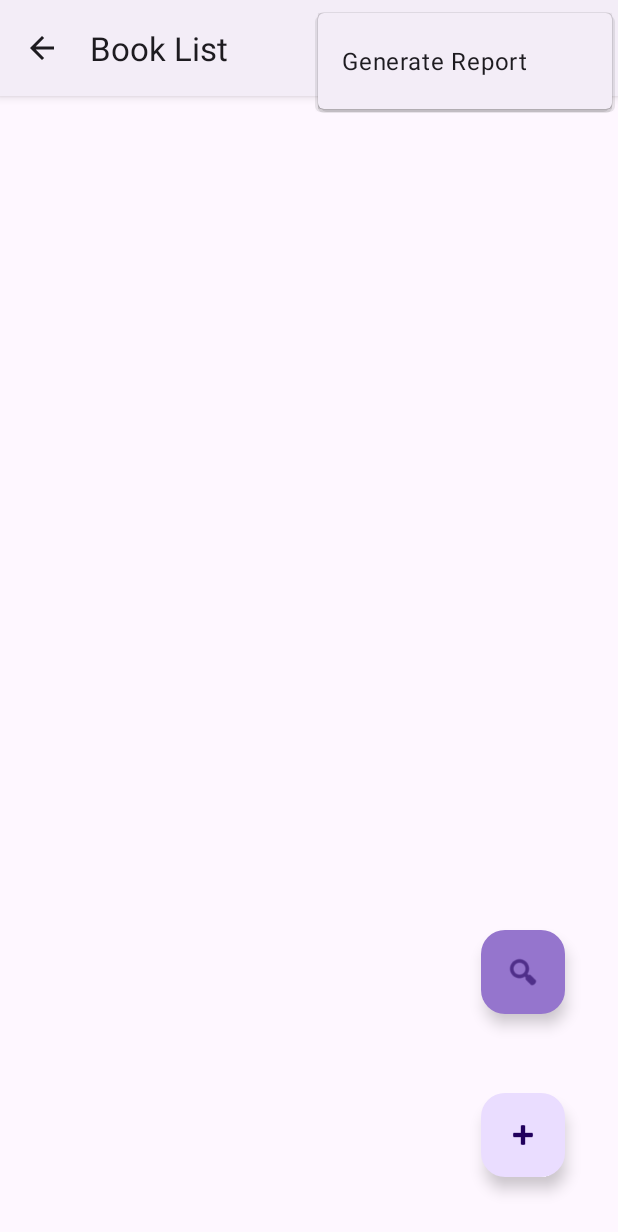
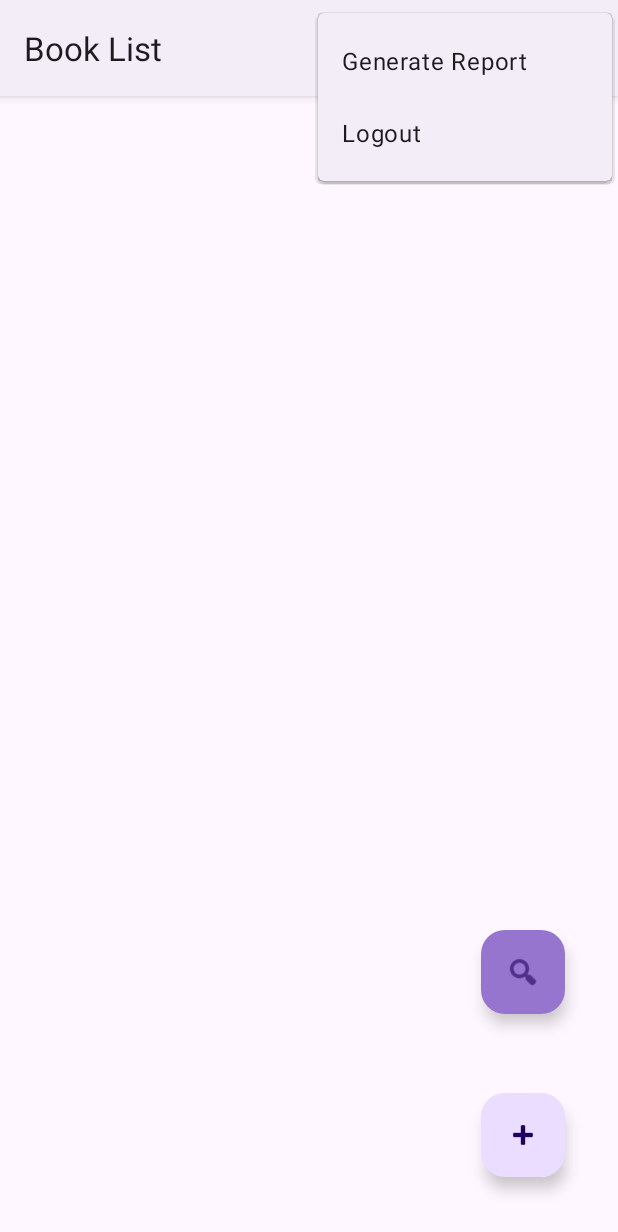
Before and after one commit to nchaney29/d424, an Android app: the BookList screen opened directly, with no data from a screen before it, with the options menu open, on a phone screen of 412 x 824 dp. Shown: the top 1232 px of the screen. Run offline under Robolectric (Android 15) with nearby library versions, the phone set to English and light mode, and no system bars; our stand-ins replace Room's generated code; libraries missing offline, so code that uses them is left out: org.mindrot.jbcrypt.

Commit message:
Fixes login and search methods, general code and UI cleanup

```diff
--- a/app/src/main/AndroidManifest.xml
+++ b/app/src/main/AndroidManifest.xml
@@ -63,7 +63,7 @@
         <activity
             android:name=".UI.ReportPage"
             android:exported="false"
-            android:label="Search"
+            android:label="Report"
             android:parentActivityName=".UI.BookList"
             android:windowSoftInputMode="adjustResize" />
     </application>
--- a/app/src/main/java/com/example/d424booktracker/UI/BookList.java
+++ b/app/src/main/java/com/example/d424booktracker/UI/BookList.java
@@ -5,13 +5,13 @@ import android.os.Bundle;
 import android.view.Menu;
 import android.view.MenuItem;
 import android.view.View;
+import android.widget.Toast;
 
 import androidx.activity.EdgeToEdge;
 import androidx.appcompat.app.AppCompatActivity;
 import androidx.core.graphics.Insets;
 import androidx.core.view.ViewCompat;
 import androidx.core.view.WindowInsetsCompat;
-import androidx.lifecycle.LiveData;
 import androidx.recyclerview.widget.ConcatAdapter;
 import androidx.recyclerview.widget.LinearLayoutManager;
 import androidx.recyclerview.widget.RecyclerView;
@@ -33,6 +33,7 @@ public class BookList extends AppCompatActivity {
         super.onCreate(savedInstanceState);
         EdgeToEdge.enable(this);
         setContentView(R.layout.activity_book_list);
+
         ViewCompat.setOnApplyWindowInsetsListener(findViewById(R.id.main), (v, insets) -> {
             Insets systemBars = insets.getInsets(WindowInsetsCompat.Type.systemBars());
             v.setPadding(systemBars.left, systemBars.top, systemBars.right, systemBars.bottom);
@@ -80,16 +81,24 @@ public class BookList extends AppCompatActivity {
         bookAdapter.setBooks(allBooks);
         audiobookAdapter.setAudiobooks(allAudiobooks);
 
-        //fix back button
-        if (getSupportActionBar() != null) {
-            getSupportActionBar().setDisplayHomeAsUpEnabled(true);
-            getSupportActionBar().setDisplayShowHomeEnabled(true);
-        }
+//        //back button
+//        if (getSupportActionBar() != null) {
+//            getSupportActionBar().setDisplayHomeAsUpEnabled(true);
+//            getSupportActionBar().setDisplayShowHomeEnabled(true);
+//        }
 
     }
     @Override
     public boolean onCreateOptionsMenu(Menu menu){
         getMenuInflater().inflate(R.menu.menu_book_list, menu);
+
+        //hides back button (force use of logout button to return to login screen)
+        if (getSupportActionBar() != null) {
+            getSupportActionBar().setDisplayHomeAsUpEnabled(false);
+            getSupportActionBar().setHomeButtonEnabled(false);
+            getSupportActionBar().setDisplayShowHomeEnabled(false);
+        }
+
         return true;
     }
 
@@ -115,23 +124,24 @@ public class BookList extends AppCompatActivity {
 
     @Override
     public boolean onOptionsItemSelected(MenuItem item){
-        //adds sample data for testing
-        /*if(item.getItemId()==R.id.sample){
-            repository=new Repository(getApplication());
-            //Toast.makeText(VacationList.this, "put in sample data", Toast.LENGTH_LONG).show();
-            Vacations vacations=new Vacations(0, "Vacation", "07/01/2027","07/12/2027", "Hotel");
-            repository.insert(vacations);
-            Excursion excursion=new Excursion(0, "Excursioning", "07/02/2027", 1);
-            repository.insert(excursion);
-            return true;
-        }*/
-        if(item.getItemId()==android.R.id.home){
-            getOnBackPressedDispatcher().onBackPressed();
-            return true;
-        }
+
+        //fixes back button functionality
+//        if(item.getItemId()==android.R.id.home){
+//            getOnBackPressedDispatcher().onBackPressed();
+//            return true;
+//        }
+
         if(item.getItemId()==R.id.report){
             Intent intent = new Intent(BookList.this, ReportPage.class);
             startActivity(intent);
+            return true;
+        }
+        if(item.getItemId()==R.id.logout){
+            SessionManager sessionManager = new SessionManager(BookList.this);
+            sessionManager.logout();
+            Intent intent = new Intent(BookList.this, MainActivity.class);
+            startActivity(intent);
+            Toast.makeText(this, "Logged out", Toast.LENGTH_LONG).show();
             return true;
         }
 
--- a/app/src/main/res/layout/activity_login.xml
+++ b/app/src/main/res/layout/activity_login.xml
@@ -11,7 +11,7 @@
         android:layout_height="50dp"
         android:layout_marginStart="160dp"
         android:layout_marginTop="280dp"
-        android:layout_marginBottom="51dp"
+        android:layout_marginBottom="10dp"
         android:hint="username"
         app:layout_constraintBottom_toTopOf="@+id/loginPassword"
         app:layout_constraintStart_toStartOf="parent"
@@ -22,7 +22,7 @@
         android:layout_width="wrap_content"
         android:layout_height="50dp"
         android:layout_marginStart="160dp"
-        android:layout_marginTop="51dp"
+        android:layout_marginTop="10dp"
         android:layout_marginBottom="460dp"
         android:hint="password"
         android:inputType="textPassword"
--- a/app/src/main/res/layout/activity_register.xml
+++ b/app/src/main/res/layout/activity_register.xml
@@ -11,7 +11,7 @@
         android:layout_height="50dp"
         android:layout_marginStart="168dp"
         android:layout_marginTop="212dp"
-        android:layout_marginBottom="38dp"
+        android:layout_marginBottom="10dp"
         android:hint="username"
         app:layout_constraintBottom_toTopOf="@+id/registerPassword"
         app:layout_constraintStart_toStartOf="parent"
@@ -22,7 +22,7 @@
         android:layout_width="wrap_content"
         android:layout_height="50dp"
         android:layout_marginStart="171dp"
-        android:layout_marginTop="38dp"
+        android:layout_marginTop="10dp"
         android:layout_marginBottom="541dp"
         android:hint="password"
         android:inputType="textPassword"
--- a/app/src/main/res/layout/activity_search.xml
+++ b/app/src/main/res/layout/activity_search.xml
@@ -15,7 +15,7 @@
         android:layout_marginEnd="23dp"
         android:ems="10"
         android:inputType="text"
-        android:text="Search"
+        android:hint="Search"
         app:layout_constraintEnd_toStartOf="@+id/searchButton"
         app:layout_constraintTop_toTopOf="parent" />
 
@@ -26,6 +26,8 @@
         android:layout_marginStart="23dp"
         android:layout_marginTop="37dp"
         android:backgroundTint="#8D6EFF"
+        android:padding="10dp"
+        android:elevation="2dp"
         app:layout_constraintStart_toEndOf="@+id/searchBar"
         app:layout_constraintTop_toTopOf="parent"
         app:srcCompat="@android:drawable/ic_menu_search" />
--- a/app/src/main/res/layout/report_book_item.xml
+++ b/app/src/main/res/layout/report_book_item.xml
@@ -18,7 +18,7 @@
         android:id="@+id/book_author"
         android:layout_width="wrap_content"
         android:layout_height="wrap_content"
-        android:layout_marginStart="64dp"
+        android:layout_marginStart="24dp"
         android:layout_marginTop="43dp"
         android:text="TextView"
         app:layout_constraintStart_toEndOf="@+id/book_title"
--- a/app/src/main/res/menu/menu_book_list.xml
+++ b/app/src/main/res/menu/menu_book_list.xml
@@ -1,13 +1,19 @@
 <?xml version="1.0" encoding="utf-8"?>
-<menu xmlns:app="http://schemas.android.com/apk/res-auto"
-    xmlns:android="http://schemas.android.com/apk/res/android">
+<menu xmlns:android="http://schemas.android.com/apk/res/android"
+    xmlns:app="http://schemas.android.com/apk/res-auto">
 
     <!--adds sample code for testing-->
     <!--<item android:title="Sample Code"
         android:id="@+id/sample"/>
     <item android:title="Item"
         android:id="@+id/item"/>-->
-<item android:title="Generate Report"
-    android:id="@+id/report"/>
+    <item
+        android:id="@+id/report"
+        android:title="Generate Report" />
+
+
+    <item
+        android:id="@+id/logout"
+        android:title="Logout" />
 
 </menu>
```
Also changed, not shown: app/src/main/java/com/example/d424booktracker/UI/BookDetails.java (+0 -44 lines), app/src/main/java/com/example/d424booktracker/UI/LoginUser.java (+16 -4 lines), app/src/main/java/com/example/d424booktracker/UI/SearchPage.java (+16 -2 lines), app/src/main/java/com/example/d424booktracker/database/Repository.java (+1 -46 lines), app/src/main/res/layout/report_audiobook_item.xml (deleted, +0 -48 lines).
